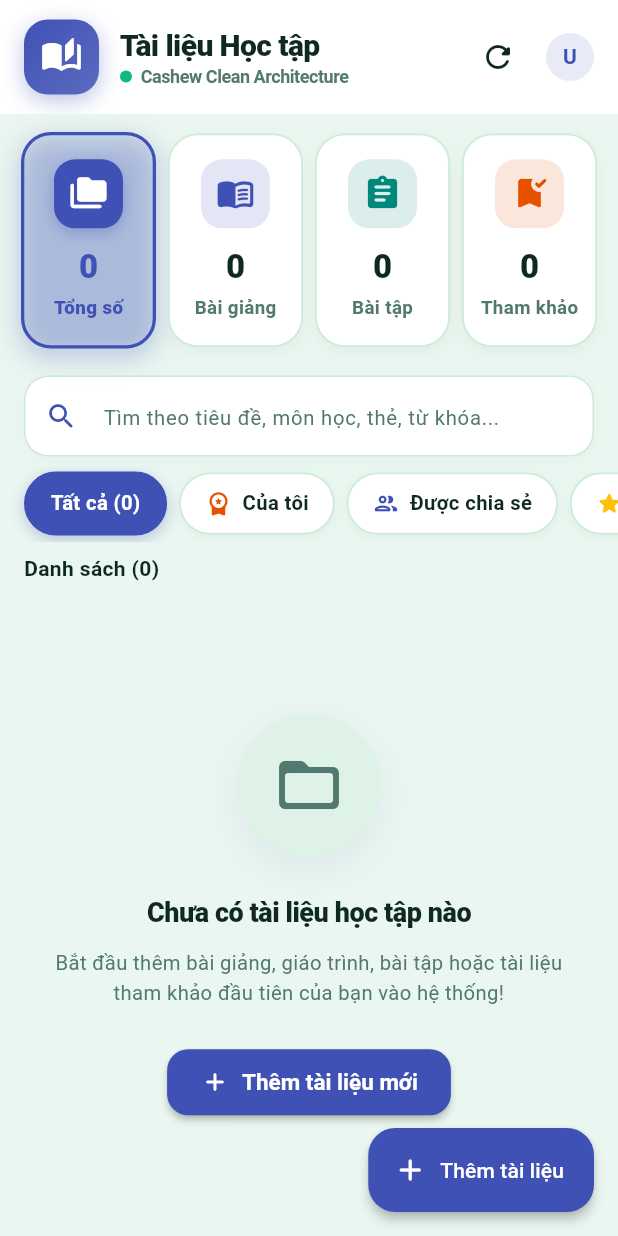
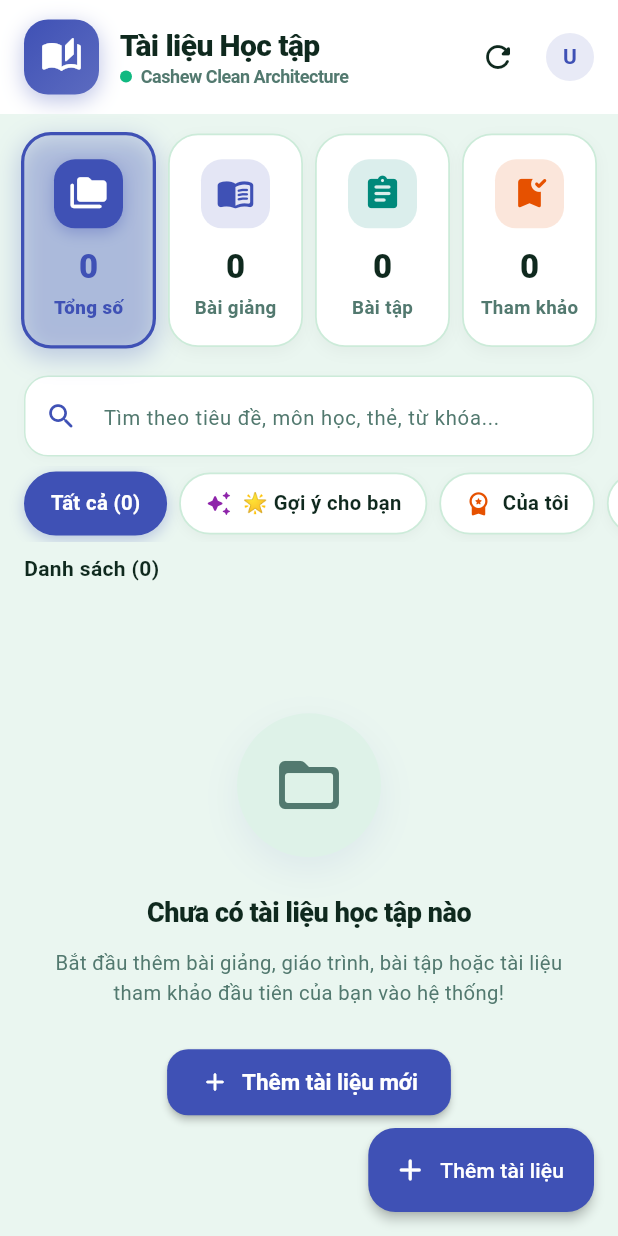
Before and after one commit to thudao612/N14-CSE441-study-document-manager, a Flutter app: the screen it shows once a user with an empty profile is signed in, on a phone screen of 412 x 824 dp. Run offline on Flutter 3.47's test engine with Material 3 defaults, Android fonts, the light colour scheme and no system bars; our stand-ins replace cloud_firestore, dio, file_picker, firebase_auth, firebase_core, firebase_messaging and 6 more; accounts and stored records are empty; network calls fail.

Commit message:
feat: add document recommendation feature with UI and state management

```diff
--- a/lib/presentation/screens/document_home_screen.dart
+++ b/lib/presentation/screens/document_home_screen.dart
@@ -324,6 +324,62 @@
                     ),
                   ),
 
+                  // 3.1. Banner thông tin "Gợi ý cho bạn" (Checklist 5: Recommendation System)
+                  if (controller.sourceFilter == 'recommended')
+                    SliverToBoxAdapter(
+                      child: Padding(
+                        padding: EdgeInsets.symmetric(
+                          horizontal: horizontalPadding,
+                          vertical: 6.0,
+                        ),
+                        child: Container(
+                          padding: const EdgeInsets.all(12),
+                          decoration: BoxDecoration(
+                            gradient: const LinearGradient(
+                              colors: [Color(0xFFF3E5F5), Color(0xFFEDE7F6)],
+                            ),
+                            borderRadius: BorderRadius.circular(12),
+                            border: Border.all(color: const Color(0xFFCE93D8)),
+                          ),
+                          child: Row(
+                            children: [
+                              const Icon(
+                                Icons.auto_awesome_rounded,
+                                color: Color(0xFF8E24AA),
+                                size: 24,
+                              ),
+                              const SizedBox(width: 12),
+                              Expanded(
+                                child: Column(
+                                  crossAxisAlignment: CrossAxisAlignment.start,
+                                  children: [
+                                    const Text(
+                                      'Mục gợi ý cho bạn (Recommendation)',
+                                      style: TextStyle(
+                                        fontSize: 13,
+                                        fontWeight: FontWeight.w700,
+                                        color: Color(0xFF4A148C),
+                                      ),
+                                    ),
+                                    const SizedBox(height: 2),
+                                    Text(
+                                      'Đề xuất tài liệu theo thuật toán tương đồng Jaccard & lọc theo Tag/Môn học yêu thích của bạn.',
+                                      style: TextStyle(
+                                        fontSize: 11.5,
+                                        color: Colors.purple.shade900.withValues(alpha: 0.85),
+                                      ),
+                                    ),
+                                  ],
+                                ),
+                              ),
+                            ],
+                          ),
+                        ),
+                      ),
+                    ),
+
+
+
                   // 4. Thanh báo số lượng kết quả
                   SliverToBoxAdapter(
                     child: Padding(
@@ -512,7 +568,7 @@
                           crossAxisCount: crossAxisCount,
                           crossAxisSpacing: 16,
                           mainAxisSpacing: 16,
-                          mainAxisExtent: 245, // Chiều cao thẻ chuẩn chống tràn viền
+                          mainAxisExtent: 275, // Chiều cao thẻ tối ưu chống tràn viền và hiển thị đầy đủ thông tin
                         ),
                         delegate: SliverChildBuilderDelegate(
                           (context, index) {
--- a/lib/presentation/widgets/document_filter_bar.dart
+++ b/lib/presentation/widgets/document_filter_bar.dart
@@ -32,6 +32,22 @@
             onTap: () {
               controller.setSourceFilter('all');
               controller.resetFilter();
+            },
+          ),
+          const SizedBox(width: 8),
+
+          // Lọc "Gợi ý cho bạn" (Recommendation Engine) - Đặt ở vị trí thứ 2 để mobile thấy ngay lập tức
+          _FilterChipItem(
+            label: '🌟 Gợi ý cho bạn',
+            icon: Icons.auto_awesome_rounded,
+            iconColor: const Color(0xFF8E24AA),
+            isSelected: controller.sourceFilter == 'recommended',
+            onTap: () {
+              if (controller.sourceFilter == 'recommended') {
+                controller.setSourceFilter('all');
+              } else {
+                controller.setSourceFilter('recommended');
+              }
             },
           ),
           const SizedBox(width: 8),
--- /dev/null
+++ b/lib/usecases/recommend_documents_usecase.dart
@@ -0,0 +1,98 @@
+import '../domain/entities/document.dart';
+
+/// Thuật toán Recommendation (Gợi ý tài liệu) - Tầng Nghiệp vụ Use Cases
+/// Đề xuất các tài liệu phù hợp cho người dùng dựa trên:
+/// 1. Các thẻ tags từ tài liệu yêu thích và tài liệu người dùng đã tương tác.
+/// 2. Môn học (Subject) và phân loại tài liệu (DocumentType) thường xem.
+class RecommendDocumentsUseCase {
+  const RecommendDocumentsUseCase();
+
+  /// Thực thi thuật toán gợi ý tài liệu
+  /// - [allDocuments]: Toàn bộ danh sách tài liệu hiện có trong hệ thống
+  /// - [currentUserId]: Mã định danh Firebase UID của người dùng hiện tại
+  /// - [limit]: Số lượng tài liệu gợi ý tối đa cần lấy (mặc định 5)
+  List<Document> execute({
+    required List<Document> allDocuments,
+    required String? currentUserId,
+    int limit = 5,
+  }) {
+    if (allDocuments.isEmpty) return [];
+
+    // 1. Xây dựng Hồ sơ Sở thích (User Interest Profile) của người dùng
+    final userFavoriteTags = <String>{};
+    final userFavoriteSubjects = <String>{};
+
+    for (final doc in allDocuments) {
+      final isOwner = currentUserId != null &&
+          currentUserId.isNotEmpty &&
+          doc.userId == currentUserId;
+      // Thu thập thông tin từ tài liệu người dùng yêu thích hoặc do chính họ tạo
+      if (doc.isFavorite || isOwner) {
+        if (doc.subject.trim().isNotEmpty) {
+          userFavoriteSubjects.add(doc.subject.trim().toLowerCase());
+        }
+        for (final tag in doc.tags) {
+          if (tag.trim().isNotEmpty) {
+            userFavoriteTags.add(tag.trim().toLowerCase());
+          }
+        }
+      }
+    }
+
+    // 2. Tính điểm tương đồng (Relevance Score) cho từng tài liệu khác
+    final scoredDocs = <_ScoredDocument>[];
+
+    for (final doc in allDocuments) {
+      // Bỏ qua các tài liệu người dùng đã đánh dấu yêu thích (người dùng đã biết tài liệu này)
+      if (doc.isFavorite) continue;
+
+      int score = 0;
+
+      // Cộng 3 điểm nếu trùng môn học người dùng quan tâm
+      if (userFavoriteSubjects.contains(doc.subject.trim().toLowerCase())) {
+        score += 3;
+      }
+
+      // Cộng 2 điểm cho mỗi tag trùng khớp
+      for (final tag in doc.tags) {
+        if (userFavoriteTags.contains(tag.trim().toLowerCase())) {
+          score += 2;
+        }
+      }
+
+      // Chỉ đề xuất tài liệu có điểm liên quan > 0
+      if (score > 0) {
+        // Cộng 1 điểm nếu tài liệu có đính kèm tệp học tập
+        if (doc.fileUrlOrPath.isNotEmpty) {
+          score += 1;
+        }
+        scoredDocs.add(_ScoredDocument(document: doc, score: score));
+      }
+    }
+
+    // 3. Sắp xếp giảm dần theo điểm số (nếu bằng điểm thì ưu tiên tài liệu mới cập nhật)
+    scoredDocs.sort((a, b) {
+      if (b.score != a.score) {
+        return b.score.compareTo(a.score);
+      }
+      return b.document.updatedAt.compareTo(a.document.updatedAt);
+    });
+
+    // 4. Nếu người dùng chưa có lịch sử tương tác nào (Cold-start), fallback đề xuất các tài liệu mới nhất
+    if (scoredDocs.isEmpty && userFavoriteSubjects.isEmpty && userFavoriteTags.isEmpty) {
+      final fallbackDocs = allDocuments.where((d) => !d.isFavorite).toList();
+      fallbackDocs.sort((a, b) => b.updatedAt.compareTo(a.updatedAt));
+      return fallbackDocs.take(limit).toList();
+    }
+
+    // 5. Lấy Top N tài liệu gợi ý tốt nhất
+    return scoredDocs.take(limit).map((s) => s.document).toList();
+  }
+}
+
+class _ScoredDocument {
+  final Document document;
+  final int score;
+
+  const _ScoredDocument({required this.document, required this.score});
+}
--- a/pubspec.yaml
+++ b/pubspec.yaml
@@ -52,6 +52,7 @@
   latlong2: ^0.10.1
   google_sign_in: ^7.2.0
   firebase_messaging: ^14.9.4
+  shared_preferences: ^2.2.3
 
 dev_dependencies:
   flutter_test:
```
Also changed, not shown: lib/presentation/controllers/document_controller.dart (+114 -8 lines), lib/presentation/widgets/document_card.dart (+73 -54 lines), pubspec.lock, 2 other files.
